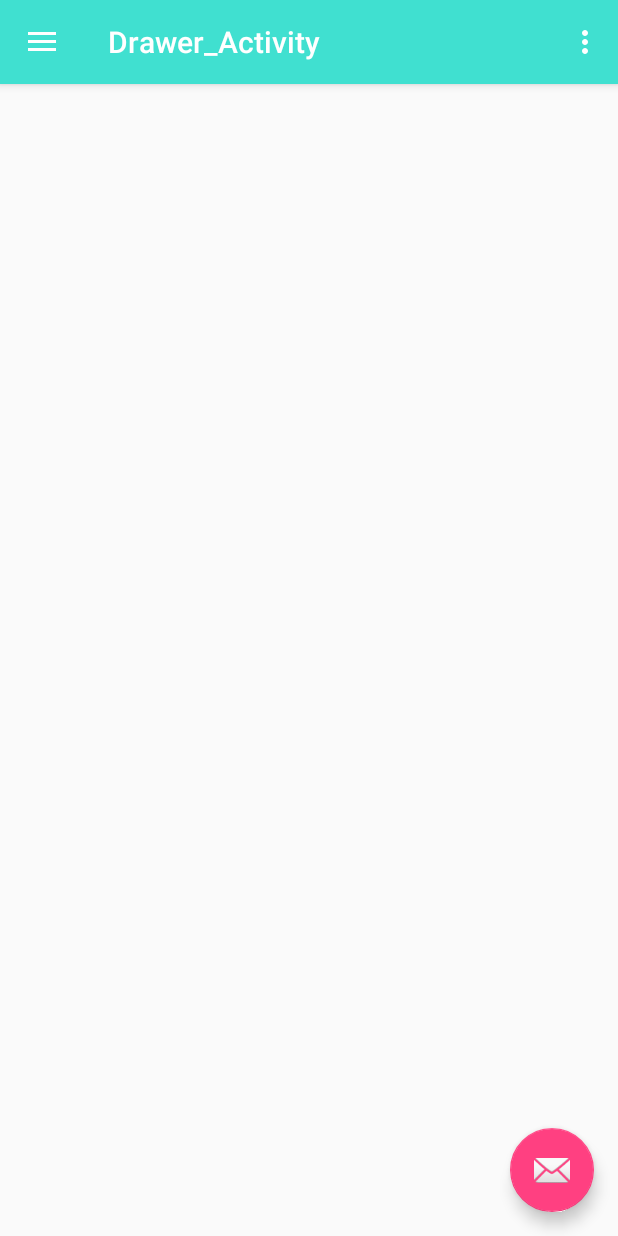
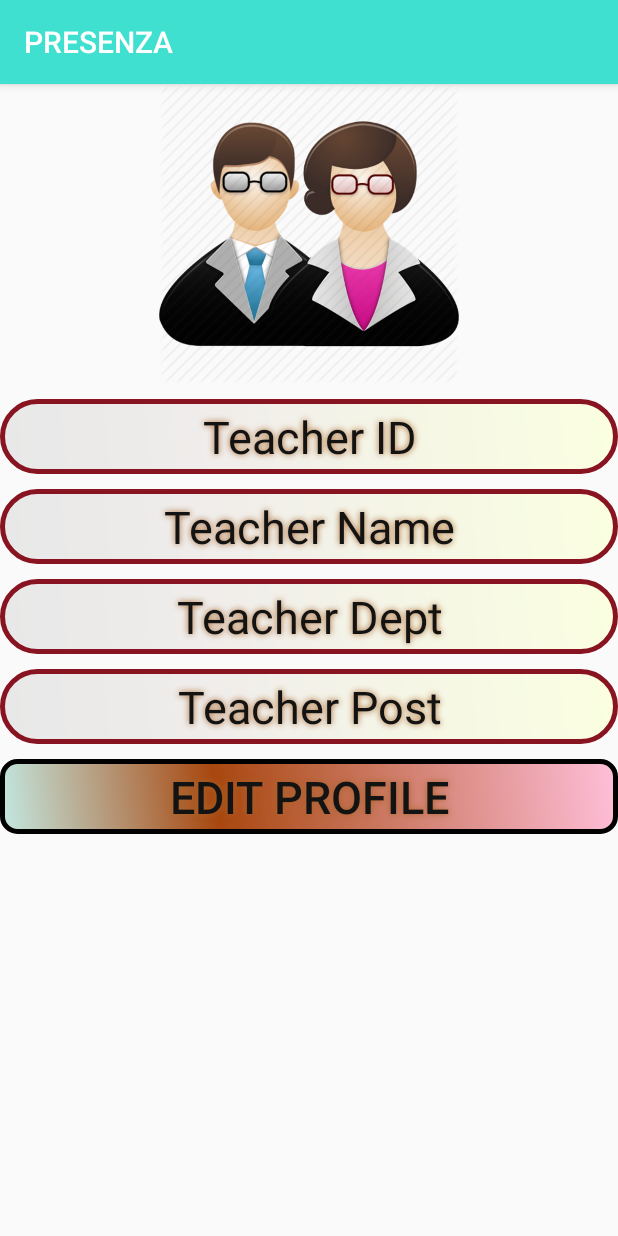
Before and after one commit to priyajagtap/PRESENZA2, an Android app: the Drawer_Activity screen opened directly, with no data from a screen before it, in the side drawer, after a tap on "Teacher Profile", on a phone screen of 412 x 824 dp. Run offline under Robolectric (Android 15) with nearby library versions, the phone set to English and light mode, and no system bars; libraries missing offline, so code that uses them is left out: org.ksoap2, org.ksoap2.serialization, org.ksoap2.transport; 7 statements that could not run were skipped.

Commit message:
presenza

```diff
--- a/app/src/main/AndroidManifest.xml
+++ b/app/src/main/AndroidManifest.xml
@@ -13,8 +13,9 @@
         android:value="com.infogird.www.presenza.Student_Table" />
 
     <uses-permission android:name="android.permission.ACCESS_COARSE_LOCATION" />
-    <uses-permission android:name="android.permission.WRITE_EXTERNAL_STORAGE"/>
-    <uses-permission android:name="android.permission.INTERNET"/>
+    <uses-permission android:name="android.permission.WRITE_EXTERNAL_STORAGE" />
+    <uses-permission android:name="android.permission.INTERNET" />
+
     <application
         android:allowBackup="true"
         android:icon="@mipmap/ic_launcher"
@@ -38,6 +39,7 @@
         <activity android:name=".Take_Attendence_Activity" />
         <activity android:name=".Add_Subject_Activity" />
         <activity android:name=".GenerateReport" />
+        <activity android:name=".Teacher_Profile"></activity>
     </application>
 
 </manifest>
--- a/app/src/main/java/com/infogird/www/presenza/Drawer_Activity.java
+++ b/app/src/main/java/com/infogird/www/presenza/Drawer_Activity.java
@@ -213,7 +213,7 @@ public class Drawer_Activity extends AppCompatActivity
             startActivity(int_home);
 
         } else if (id == R.id.nav_teacher_profile) {
-            Intent int_teacher_profile = new Intent(this,Drawer_Activity.class);
+            Intent int_teacher_profile = new Intent(this,Teacher_Profile.class);
             this.finish();
             startActivity(int_teacher_profile);
 
--- a/app/src/main/java/com/infogird/www/presenza/GenerateReport.java
+++ b/app/src/main/java/com/infogird/www/presenza/GenerateReport.java
@@ -52,6 +52,8 @@ import java.io.File;
 import java.io.FileInputStream;
 import java.io.FileOutputStream;
 import java.io.IOException;
+import java.sql.Time;
+import java.text.DateFormat;
 import java.text.ParseException;
 import java.text.SimpleDateFormat;
 import java.util.ArrayList;
@@ -61,6 +63,7 @@ import java.util.Iterator;
 import java.util.List;
 import java.util.Map;
 import java.util.Set;
+import java.util.TimeZone;
 import java.util.TreeMap;
 
 import Data_Model.Attendance_Data;
@@ -86,6 +89,8 @@ public class GenerateReport extends AppCompatActivity {
     //New Workbook
     Workbook wb = new HSSFWorkbook();
     Cell c = null;
+    Date last_sync_date = new Date();
+    static String last_sync_time;
 
     //Cell style for header row
     CellStyle cs = wb.createCellStyle();
@@ -710,6 +715,7 @@ public class GenerateReport extends AppCompatActivity {
         Attendance_Data st = new Attendance_Data();
 
         String Query_select = "select * from Attendence_Details";
+        Log.i("Log",Query_select);
         crsr = sqlcon.selectQuery(Query_select);
 
         if(crsr != null) {
@@ -763,6 +769,7 @@ public class GenerateReport extends AppCompatActivity {
 
             if(temp == "1"){
                 Log.i("Res_ponse Result",temp);
+                //getDate_Time();
             }
             else{
                 Log.i("Res_ponse Result",temp);
@@ -773,5 +780,33 @@ public class GenerateReport extends AppCompatActivity {
             Log.i("Res_ponse exception",e.toString());
 
         }
+
+    }
+
+    public void getDate_Time(){
+
+        Calendar c = Calendar.getInstance();
+        System.out.println("Current time => " + c.getTime());
+
+        SimpleDateFormat df = new SimpleDateFormat("dd-MM-yyyy");
+        Date formattedDate = new Date();
+
+        SimpleDateFormat dateFormat = new SimpleDateFormat("dd-MM-yyyy");
+
+        try {
+            last_sync_date = dateFormat.parse(df.format(formattedDate));
+            //  end_convertedDate = dateFormat.parse(Output.getText().toString());
+            Log.i("last_sync_date",last_sync_date+"");
+        } catch (ParseException e) {
+            // TODO Auto-generated catch block
+            e.printStackTrace();
+        }
+
+        Calendar cal = Calendar.getInstance(TimeZone.getTimeZone("GMT+1:00"));
+        Date currentLocalTime = cal.getTime();
+        DateFormat date = new SimpleDateFormat("HH:mm a");
+        date.setTimeZone(TimeZone.getTimeZone("GMT+1:00"));
+        last_sync_time = date.format(currentLocalTime);
+        Log.i("last_sync_time",last_sync_time+"");
     }
 }
--- a/app/src/main/java/com/infogird/www/presenza/Student_Att_Adapter.java
+++ b/app/src/main/java/com/infogird/www/presenza/Student_Att_Adapter.java
@@ -162,7 +162,7 @@ public class Student_Att_Adapter extends RecyclerView.Adapter<Student_Att_Adapte
                             "' AND Sub_Name ='" + subname +
                             "' AND Date ='" + new_date +
                             "' AND Time ='" + localTime +
-                            "' AND Attendence = 'A'" +
+                            "' AND Attendence = 'P'" +
                             " AND Stud_Name ='" + Stud_name_data +
                             "' AND Stud_Roll_No ='" + Integer.parseInt(stud_rollno_data)+"'";
 
--- /dev/null
+++ b/app/src/main/java/com/infogird/www/presenza/Teacher_Profile.java
@@ -0,0 +1,102 @@
+package com.infogird.www.presenza;
+
+import android.os.StrictMode;
+import android.support.v7.app.AppCompatActivity;
+import android.os.Bundle;
+import android.util.Log;
+import android.widget.Button;
+import android.widget.TextView;
+import org.ksoap2.SoapFault;
+import org.xmlpull.v1.XmlPullParserException;
+import java.io.IOException;
+
+import Data_Model.SignUp_Data;
+import Data_Model.server_conf;
+import com.google.gson.Gson;
+import com.google.gson.reflect.TypeToken;
+
+import org.ksoap2.SoapEnvelope;
+import org.ksoap2.serialization.MarshalBase64;
+import org.ksoap2.serialization.SoapObject;
+import org.ksoap2.serialization.SoapPrimitive;
+import org.ksoap2.serialization.SoapSerializationEnvelope;
+import org.ksoap2.transport.HttpTransportSE;
+import java.lang.reflect.Type;
+import java.util.ArrayList;
+
+public class Teacher_Profile extends AppCompatActivity {
+
+    TextView tv_tid,tv_tname,tv_t_dept,tv_t_post;
+    Button btn_edit_profile;
+
+    String NAMESPACE;
+    String URL;
+    String METHOD_NAME;
+    String SOAP_ACTION;
+    server_conf sc;
+    ArrayList<SignUp_Data> reg = new ArrayList<>();
+    @Override
+    protected void onCreate(Bundle savedInstanceState) {
+        super.onCreate(savedInstanceState);
+        setContentView(R.layout.activity_teacher__profile);
+
+        tv_tid = (TextView)findViewById(R.id.tv_t_uid);
+        tv_tname = (TextView)findViewById(R.id.tv_t_name);
+        tv_t_dept = (TextView)findViewById(R.id.tv_t_dept);
+        tv_t_post =(TextView)findViewById(R.id.tv_t_post);
+        btn_edit_profile = (Button)findViewById(R.id.btn_edit_profile);
+
+        sc = new server_conf();
+        NAMESPACE = sc.getNAMESPACE();
+        URL = sc.getURL();
+        sc.setMETHOD_NAME("Show_Teacher_Profile_Operation");
+        METHOD_NAME = sc.getMETHOD_NAME();
+        SOAP_ACTION = sc.getSOAP_ACTION();
+
+        //network policy
+        StrictMode.ThreadPolicy policy = new StrictMode.ThreadPolicy.Builder().permitAll().build();
+        StrictMode.setThreadPolicy(policy);
+
+        //web service call
+        SoapObject request = new SoapObject(NAMESPACE, METHOD_NAME);
+
+        request.addProperty("s","67");
+        SoapSerializationEnvelope envelope = new SoapSerializationEnvelope(SoapEnvelope.VER11);
+        new MarshalBase64().register(envelope);
+        envelope.setOutputSoapObject(request);
+        HttpTransportSE androidHttpTransport = new HttpTransportSE(URL);
+        try {
+            androidHttpTransport.call(SOAP_ACTION, envelope);
+            SoapPrimitive response = (SoapPrimitive) envelope.getResponse();
+            String result = response.toString();
+
+            Gson ob = new Gson();
+            Type t1 = new TypeToken<ArrayList<SignUp_Data>>()
+            {
+
+            }.getType();
+
+            Log.i("token",t1+"");
+            Log.i("result",result);
+            reg = ob.fromJson(result, t1);
+
+            for( SignUp_Data rd1:reg) {
+
+                tv_tid.setText(rd1.getTeacher_id());
+                tv_tname.setText(rd1.getTeacher_name());
+                tv_t_dept.setText(rd1.getDept());
+                tv_t_post.setText(rd1.getTeacher_post());
+            }
+
+        } catch (XmlPullParserException e) {
+            e.printStackTrace();
+            Log.i("Log exception",e.toString());
+        } catch (SoapFault soapFault) {
+            soapFault.printStackTrace();
+            Log.i("Log exception",soapFault.toString());
+        } catch (IOException e) {
+            e.printStackTrace();
+            Log.i("Log exception",e.toString());
+        }
+    }
+}
--- /dev/null
+++ b/app/src/main/res/drawable/tv_shape.xml
@@ -0,0 +1,28 @@
+<?xml version="1.0" encoding="utf-8"?>
+<shape xmlns:android="http://schemas.android.com/apk/res/android" android:shape="rectangle" >
+    <corners
+        android:radius="55dp"
+        />
+    <gradient
+        android:angle="45"
+        android:centerX="35%"
+        android:centerColor="#F0EDEB"
+        android:startColor="#E8E8E8"
+        android:endColor="#FBFFE0"
+        android:type="linear"
+        />
+    <padding
+        android:left="0dp"
+        android:top="0dp"
+        android:right="0dp"
+        android:bottom="0dp"
+        />
+    <size
+        android:width="250dp"
+        android:height="51dp"
+        />
+    <stroke
+        android:width="3dp"
+        android:color="#871420"
+        />
+</shape>
--- /dev/null
+++ b/app/src/main/res/layout/activity_teacher__profile.xml
@@ -0,0 +1,111 @@
+<?xml version="1.0" encoding="utf-8"?>
+<RelativeLayout xmlns:android="http://schemas.android.com/apk/res/android"
+    xmlns:tools="http://schemas.android.com/tools"
+    android:layout_width="match_parent"
+    android:layout_height="match_parent"
+    android:paddingBottom="@dimen/activity_vertical_margin"
+    android:paddingLeft="@dimen/activity_horizontal_margin"
+    android:paddingRight="@dimen/activity_horizontal_margin"
+    android:paddingTop="@dimen/activity_vertical_margin"
+    tools:context="com.infogird.www.presenza.Teacher_Profile">
+
+    <LinearLayout
+        android:orientation="vertical"
+        android:layout_width="match_parent"
+        android:layout_height="match_parent"
+        android:layout_centerHorizontal="true"
+        android:layout_alignParentTop="true">
+
+        <ImageView
+            android:layout_width="match_parent"
+            android:layout_height="200dp"
+            android:id="@+id/imageView"
+            android:layout_gravity="center_horizontal"
+            android:src="@drawable/teachers_icon" />
+
+        <TextView
+            android:layout_width="match_parent"
+            android:layout_height="50dp"
+            android:textAppearance="?android:attr/textAppearanceLarge"
+            android:text="Teacher ID"
+            android:id="@+id/tv_t_uid"
+            android:layout_gravity="center_horizontal"
+            android:gravity="center"
+            android:textColor="#131314"
+            android:textSize="30sp"
+            android:background="@drawable/tv_shape"
+            android:shadowColor="#A8652A"
+            android:shadowDx="0"
+            android:shadowDy="0"
+            android:shadowRadius="5"
+            android:layout_marginTop="10dp"/>
+
+        <TextView
+            android:layout_width="match_parent"
+            android:layout_height="50dp"
+            android:textAppearance="?android:attr/textAppearanceLarge"
+            android:text="Teacher Name"
+            android:id="@+id/tv_t_name"
+            android:layout_gravity="center_horizontal"
+            android:gravity="center"
+            android:textColor="#131314"
+            android:textSize="30sp"
+            android:background="@drawable/tv_shape"
+            android:shadowColor="#A8652A"
+            android:shadowDx="0"
+            android:shadowDy="0"
+            android:shadowRadius="5"
+            android:layout_marginTop="10dp"/>
+
+        <TextView
+            android:layout_width="match_parent"
+            android:layout_height="50dp"
+            android:textAppearance="?android:attr/textAppearanceLarge"
+            android:text="Teacher Dept"
+            android:id="@+id/tv_t_dept"
+            android:layout_gravity="center_horizontal"
+            android:gravity="center"
+            android:textColor="#131314"
+            android:textSize="30sp"
+            android:background="@drawable/tv_shape"
+            android:shadowColor="#A8652A"
+            android:shadowDx="0"
+            android:shadowDy="0"
+            android:shadowRadius="5"
+            android:layout_marginTop="10dp"/>
+
+        <TextView
+            android:layout_width="match_parent"
+            android:layout_height="50dp"
+            android:textAppearance="?android:attr/textAppearanceLarge"
+            android:text="Teacher Post"
+            android:id="@+id/tv_t_post"
+            android:layout_gravity="center_horizontal"
+            android:gravity="center"
+            android:textColor="#131314"
+            android:textSize="30sp"
+            android:background="@drawable/tv_shape"
+            android:shadowColor="#A8652A"
+            android:shadowDx="0"
+            android:shadowDy="0"
+            android:shadowRadius="5"
+            android:layout_marginTop="10dp"/>
+
+        <Button
+            android:layout_width="match_parent"
+            android:layout_height="50dp"
+            android:text="Edit Profile"
+            android:id="@+id/btn_edit_profile"
+            android:layout_gravity="center_horizontal"
+            android:gravity="center"
+            android:textColor="#131314"
+            android:textSize="30sp"
+            android:background="@drawable/buttonshape"
+            android:shadowColor="#A8652A"
+            android:shadowDx="0"
+            android:shadowDy="0"
+            android:shadowRadius="5"
+            android:layout_marginTop="10dp"/>
+
+    </LinearLayout>
+</RelativeLayout>
```
Also changed, not shown: app/src/main/res/drawable/teachers_icon.png (added).
